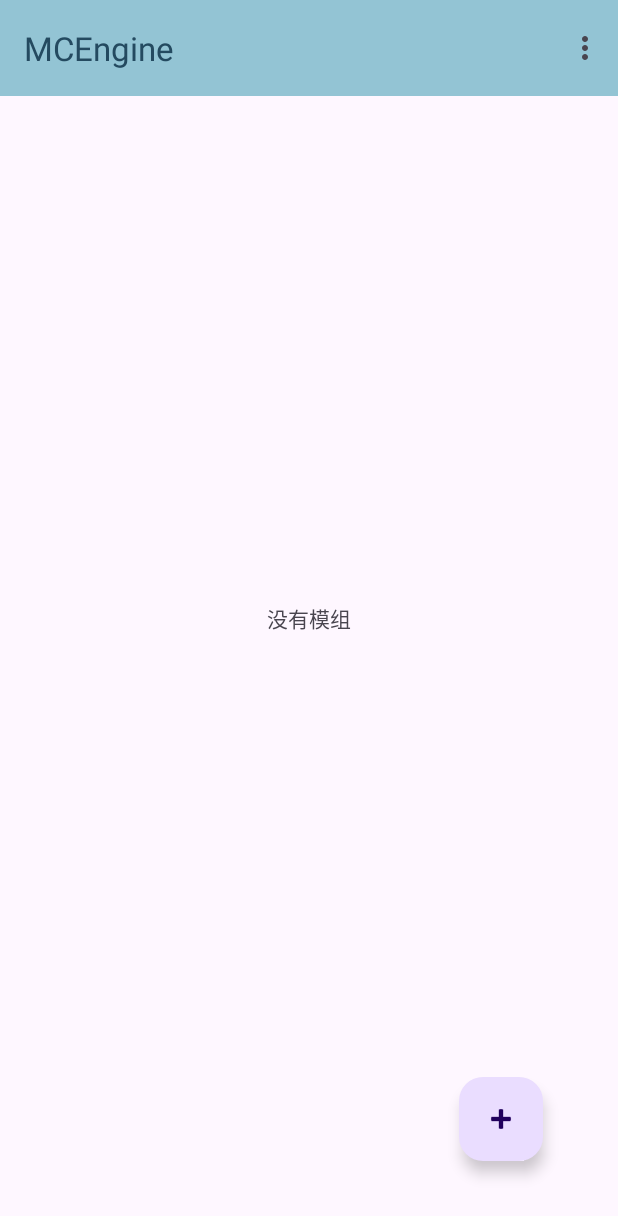
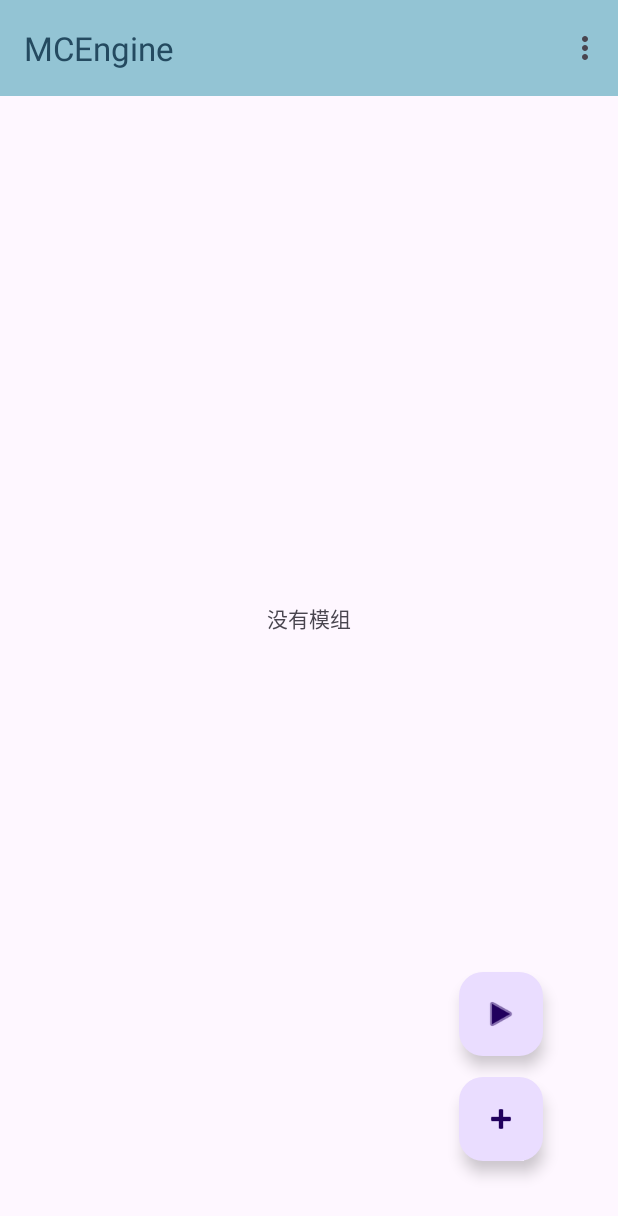
Before and after one commit to OneFeiFan/MCEngine, an Android app: the screen it shows after launch (MainActivity), on a phone screen of 412 x 824 dp. Shown: the top 1216 px of the screen. Run offline under Robolectric (Android 15) with nearby library versions, the phone set to English and light mode, and no system bars.

Commit message:
添加启动MC按钮

```diff
--- a/app/src/main/java/com/taolesi/mcengine/MainActivity.java
+++ b/app/src/main/java/com/taolesi/mcengine/MainActivity.java
@@ -1,16 +1,22 @@
 package com.taolesi.mcengine;
 
 import android.Manifest;
+import android.content.ActivityNotFoundException;
+import android.content.Context;
 import android.content.Intent;
+import android.content.pm.PackageManager;
 import android.os.Build;
 import android.os.Bundle;
 import android.view.Menu;
 import android.view.MenuItem;
+import android.view.View;
 import android.widget.Toast;
 
 import androidx.annotation.NonNull;
 import androidx.appcompat.app.AppCompatActivity;
 import androidx.appcompat.widget.Toolbar;
+
+import com.google.android.material.floatingactionbutton.FloatingActionButton;
 
 import java.util.ArrayList;
 
@@ -50,6 +56,18 @@ public class MainActivity extends AppCompatActivity {
                 return true;
             }
         });
+
+        FloatingActionButton launchButton = (FloatingActionButton) findViewById(R.id.floatingActionButton2);
+        launchButton.setOnClickListener(v -> {
+            try {
+                Intent intent = new Intent();
+                intent.setClassName("com.mojang.minecraftpe", "com.mojang.minecraftpe.MainActivity");
+                startActivity(intent);
+            } catch (ActivityNotFoundException exception) {
+                Toast.makeText(MainActivity.this, "启动MC失败", Toast.LENGTH_SHORT);
+            }
+        });
+
         /*if (modLists.length == 0) {
 
         }*/
--- a/app/src/main/res/layout/activity_main.xml
+++ b/app/src/main/res/layout/activity_main.xml
@@ -32,7 +32,7 @@
         android:text="@string/nomods" />
 
     <com.google.android.material.floatingactionbutton.FloatingActionButton
-        android:id="@+id/floatingActionButton2"
+        android:id="@+id/floatingActionButton"
         android:layout_width="70dp"
         android:layout_height="wrap_content"
         android:layout_alignParentEnd="true"
@@ -43,5 +43,17 @@
         app:srcCompat="@android:drawable/ic_input_add"
         android:focusable="true" />
 
+    <com.google.android.material.floatingactionbutton.FloatingActionButton
+        android:id="@+id/floatingActionButton2"
+        android:layout_width="70dp"
+        android:layout_height="wrap_content"
+        android:layout_alignParentEnd="true"
+        android:layout_alignParentBottom="true"
+        android:layout_marginEnd="50dp"
+        android:layout_marginBottom="120dp"
+        android:clickable="true"
+        android:focusable="true"
+        app:srcCompat="@android:drawable/ic_media_play" />
+
 
 </RelativeLayout>
```
